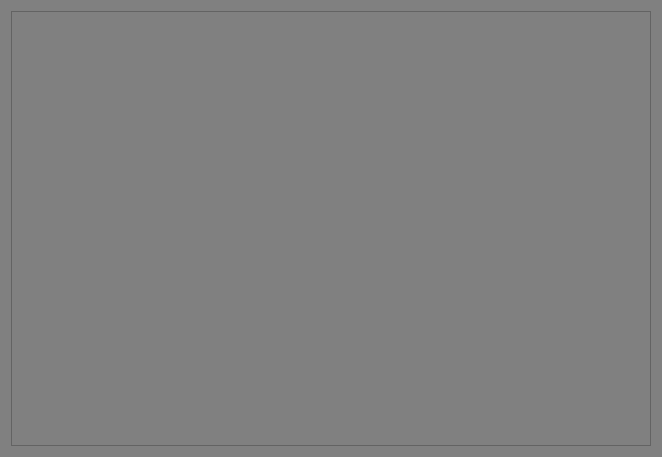
Before: the Qt Designer form gnavs/gui/recording/indicator.ui in b-lack/qgis-gnavs-plugin, drawn with Qt 5.
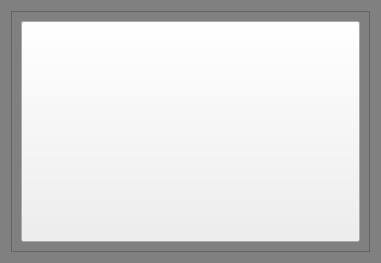
After: the same form once the commit is applied.

The edit to the form file:
```diff
--- a/gnavs/gui/recording/indicator.ui
+++ b/gnavs/gui/recording/indicator.ui
@@ -6,8 +6,8 @@
    <rect>
     <x>0</x>
     <y>0</y>
-    <width>662</width>
-    <height>457</height>
+    <width>381</width>
+    <height>263</height>
    </rect>
   </property>
   <property name="windowTitle">
@@ -37,6 +37,25 @@
      <property name="frameShadow">
       <enum>QFrame::Raised</enum>
      </property>
+     <layout class="QGridLayout" name="gridLayout">
+      <item row="0" column="0">
+       <widget class="QPushButton" name="lfbHelpBtn">
+        <property name="sizePolicy">
+         <sizepolicy hsizetype="Expanding" vsizetype="Expanding">
+          <horstretch>0</horstretch>
+          <verstretch>0</verstretch>
+         </sizepolicy>
+        </property>
+        <property name="styleSheet">
+         <string notr="true">width: 100%;
+background: none;</string>
+        </property>
+        <property name="text">
+         <string/>
+        </property>
+       </widget>
+      </item>
+     </layout>
     </widget>
    </item>
   </layout>
```
Left out of the diff: 3 changed lines with no effect on the pictures.
